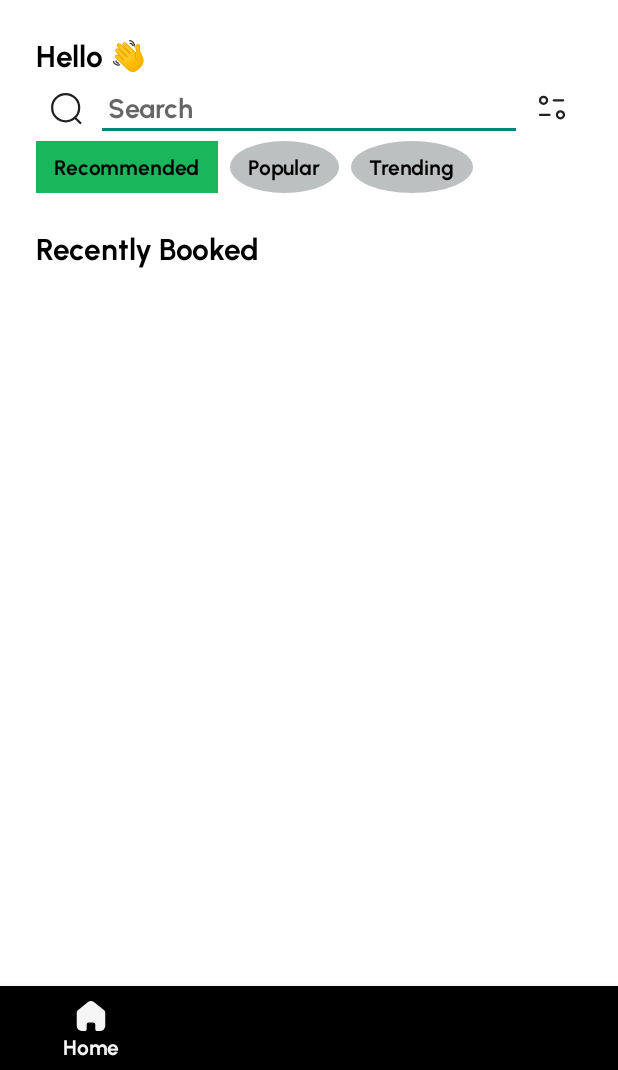
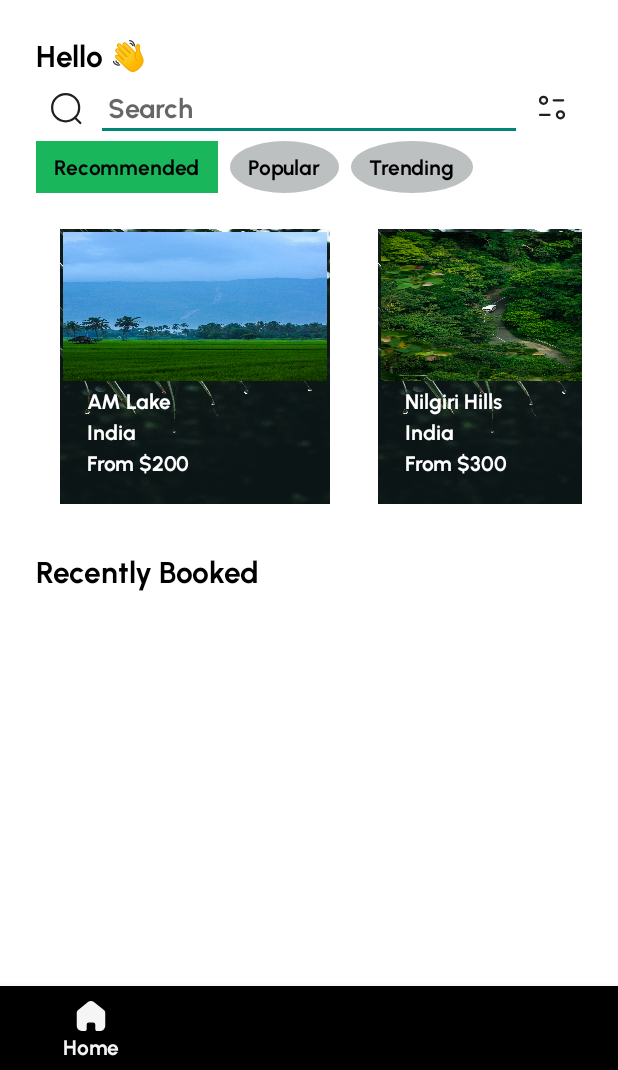
Before and after one commit to akshayvs16/BookMyRoom, an Android app: the HomeFragment screen opened directly, with no data from a screen before it, on a phone screen of 412 x 824 dp, the part 166-1236 px from its top. Run offline under Robolectric (Android 15) with nearby library versions, the phone set to English and light mode, and no system bars.

Commit message:
recommended hotels

```diff
--- /dev/null
+++ b/app/src/main/java/com/project/bookmyroom/model/data/RecommendedHotelData.kt
@@ -0,0 +1,9 @@
+package com.project.bookmyroom.model.data
+
+class RecommendedHotelData {
+
+
+
+
+
+}
--- a/app/src/main/java/com/project/bookmyroom/view/components/adapters/RecentsAdapter.java
+++ b/app/src/main/java/com/project/bookmyroom/view/components/adapters/RecentsAdapter.java
@@ -9,11 +9,12 @@ import android.widget.ImageView;
 import android.widget.TextView;
 
 import androidx.annotation.NonNull;
+import androidx.constraintlayout.widget.ConstraintLayout;
 import androidx.recyclerview.widget.RecyclerView;
 
-import com.rajendra.vacationtourapp.DetailsActivity;
-import com.rajendra.vacationtourapp.R;
-import com.rajendra.vacationtourapp.model.RecentsData;
+
+import com.project.bookmyroom.R;
+import com.project.bookmyroom.viewmodel.RecentsData;
 
 import java.util.List;
 
@@ -31,7 +32,7 @@ public class RecentsAdapter extends RecyclerView.Adapter<RecentsAdapter.RecentsV
     @Override
     public RecentsViewHolder onCreateViewHolder(@NonNull ViewGroup parent, int viewType) {
 
-        View view = LayoutInflater.from(context).inflate(R.layout.recents_row_item, parent, false);
+        View view = LayoutInflater.from(context).inflate(R.layout.recents_hotels_row_item, parent, false);
 
         // here we create a recyclerview row item layout file
         return new RecentsViewHolder(view);
@@ -48,8 +49,8 @@ public class RecentsAdapter extends RecyclerView.Adapter<RecentsAdapter.RecentsV
         holder.itemView.setOnClickListener(new View.OnClickListener() {
             @Override
             public void onClick(View view) {
-                Intent i=new Intent(context, DetailsActivity.class);
-                context.startActivity(i);
+                /*Intent i=new Intent(context, DetailsActivity.class);
+                context.startActivity(i);*/
             }
         });
 
@@ -68,7 +69,7 @@ public class RecentsAdapter extends RecyclerView.Adapter<RecentsAdapter.RecentsV
         public RecentsViewHolder(@NonNull View itemView) {
             super(itemView);
 
-            placeImage = itemView.findViewById(R.id.place_image);
+            placeImage = itemView.findViewById(R.id.place_image2);
             placeName = itemView.findViewById(R.id.place_name);
             countryName = itemView.findViewById(R.id.country_name);
             price = itemView.findViewById(R.id.price);
--- a/app/src/main/java/com/project/bookmyroom/view/fragments/HomeFragment.kt
+++ b/app/src/main/java/com/project/bookmyroom/view/fragments/HomeFragment.kt
@@ -1,11 +1,15 @@
 package com.project.bookmyroom.view.fragments
 
 import android.os.Bundle
-import androidx.fragment.app.Fragment
 import android.view.LayoutInflater
 import android.view.View
 import android.view.ViewGroup
+import androidx.fragment.app.Fragment
+import androidx.recyclerview.widget.LinearLayoutManager
+import androidx.recyclerview.widget.RecyclerView
 import com.project.bookmyroom.R
+import com.project.bookmyroom.view.components.adapters.RecentsAdapter
+import com.project.bookmyroom.viewmodel.RecentsData
 
 // TODO: Rename parameter arguments, choose names that match
 // the fragment initialization parameters, e.g. ARG_ITEM_NUMBER
@@ -18,43 +22,67 @@ private const val ARG_PARAM2 = "param2"
  * create an instance of this fragment.
  */
 class HomeFragment : Fragment() {
-    // TODO: Rename and change types of parameters
-    private var param1: String? = null
-    private var param2: String? = null
+
+    private lateinit var recentRecycler: RecyclerView
+    private var recentsAdapter: RecentsAdapter? = null
+    val recentsDataList: MutableList<RecentsData> = ArrayList()
 
     override fun onCreate(savedInstanceState: Bundle?) {
         super.onCreate(savedInstanceState)
-        arguments?.let {
-            param1 = it.getString(ARG_PARAM1)
-            param2 = it.getString(ARG_PARAM2)
-        }
+
+        hotelData()
+
     }
 
     override fun onCreateView(
         inflater: LayoutInflater, container: ViewGroup?,
         savedInstanceState: Bundle?
     ): View? {
-        // Inflate the layout for this fragment
-        return inflater.inflate(R.layout.fragment_home, container, false)
+        val view = inflater.inflate(R.layout.fragment_home, container, false)
+        recentRecycler = view.findViewById(R.id.recent_recycler)
+        setRecentRecycler(recentsDataList)
+
+        return view
     }
 
-    companion object {
-        /**
-         * Use this factory method to create a new instance of
-         * this fragment using the provided parameters.
-         *
-         * @param param1 Parameter 1.
-         * @param param2 Parameter 2.
-         * @return A new instance of fragment HomeFragment.
-         */
-        // TODO: Rename and change types and number of parameters
-        @JvmStatic
-        fun newInstance(param1: String, param2: String) =
-            HomeFragment().apply {
-                arguments = Bundle().apply {
-                    putString(ARG_PARAM1, param1)
-                    putString(ARG_PARAM2, param2)
-                }
-            }
+
+
+    private fun setRecentRecycler(recentsDataList: List<RecentsData>) {
+        val layoutManager: RecyclerView.LayoutManager =
+            LinearLayoutManager(requireContext(), RecyclerView.HORIZONTAL, false)
+        recentRecycler?.setLayoutManager(layoutManager)
+        recentsAdapter = RecentsAdapter(requireContext(), recentsDataList)
+        recentRecycler?.setAdapter(recentsAdapter)
+    }
+
+    private fun hotelData(){
+        recentsDataList.add(RecentsData("AM Lake", "India", "From $200", R.drawable.img_carousel_1))
+        recentsDataList.add(
+            RecentsData(
+                "Nilgiri Hills",
+                "India",
+                "From $300",
+                R.drawable.img_carousel_2
+            )
+        )
+        recentsDataList.add(RecentsData("AM Lake", "India", "From $200", R.drawable.img_carousel_3))
+        recentsDataList.add(
+            RecentsData(
+                "Nilgiri Hills",
+                "India",
+                "From $300",
+                R.drawable.img_carousel_3
+            )
+        )
+        recentsDataList.add(RecentsData("AM Lake", "India", "From $200", R.drawable.img_carousel_1))
+        recentsDataList.add(
+            RecentsData(
+                "Nilgiri Hills",
+                "India",
+                "From $300",
+                R.drawable.img_carousel_2
+            )
+        )
+
     }
 }
--- /dev/null
+++ b/app/src/main/java/com/project/bookmyroom/viewmodel/RecentsData.java
@@ -0,0 +1,48 @@
+package com.project.bookmyroom.viewmodel;
+
+public class RecentsData {
+
+    String placeName;
+    String countryName;
+    String price;
+    Integer imageUrl;
+
+    public Integer getImageUrl() {
+        return imageUrl;
+    }
+
+    public void setImageUrl(Integer imageUrl) {
+        this.imageUrl = imageUrl;
+    }
+
+    public RecentsData(String placeName, String countryName, String price, Integer imageUrl) {
+        this.placeName = placeName;
+        this.countryName = countryName;
+        this.price = price;
+        this.imageUrl = imageUrl;
+    }
+
+    public String getPlaceName() {
+        return placeName;
+    }
+
+    public void setPlaceName(String placeName) {
+        this.placeName = placeName;
+    }
+
+    public String getCountryName() {
+        return countryName;
+    }
+
+    public void setCountryName(String countryName) {
+        this.countryName = countryName;
+    }
+
+    public String getPrice() {
+        return price;
+    }
+
+    public void setPrice(String price) {
+        this.price = price;
+    }
+}
--- a/app/src/main/res/layout/fragment_home.xml
+++ b/app/src/main/res/layout/fragment_home.xml
@@ -165,7 +165,7 @@
                         <androidx.recyclerview.widget.RecyclerView
                             android:id="@+id/recent_recycler"
                             android:layout_width="wrap_content"
-                            android:layout_height="wrap_content"
+                            android:layout_height="match_parent"
                             android:layout_marginTop="8dp"
                             android:orientation="horizontal"
                             tools:listitem="@layout/recents_hotels_row_item"
--- a/app/src/main/res/layout/recents_hotels_row_item.xml
+++ b/app/src/main/res/layout/recents_hotels_row_item.xml
@@ -15,6 +15,7 @@
         android:layout_width="0dp"
         android:layout_height="0dp"
         android:scaleType="fitXY"
+        android:src="@drawable/img_welcome"
         app:layout_constraintDimensionRatio="16:9"
         app:layout_constraintBottom_toTopOf="@+id/place_name"
         app:layout_constraintEnd_toEndOf="parent"
```
